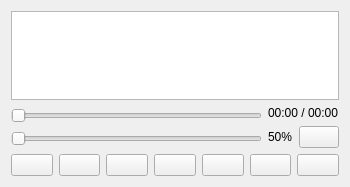
Before: the Qt Designer form widget.ui in MarioUnoDueTreQuattro/AudioPlayer, drawn with Qt 5.
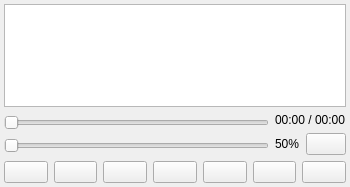
After: the same form once the commit is applied. Icons and pictures are not drawn. Custom widgets are drawn as their Qt base class.

The edit to the form file:
```diff
--- a/widget.ui
+++ b/widget.ui
@@ -14,6 +14,18 @@
    <string>Widget</string>
   </property>
   <layout class="QVBoxLayout" name="verticalLayout_3">
+   <property name="leftMargin">
+    <number>4</number>
+   </property>
+   <property name="topMargin">
+    <number>4</number>
+   </property>
+   <property name="rightMargin">
+    <number>4</number>
+   </property>
+   <property name="bottomMargin">
+    <number>4</number>
+   </property>
    <item>
     <widget class="QListWidget" name="listWidget">
      <property name="contextMenuPolicy">
```
